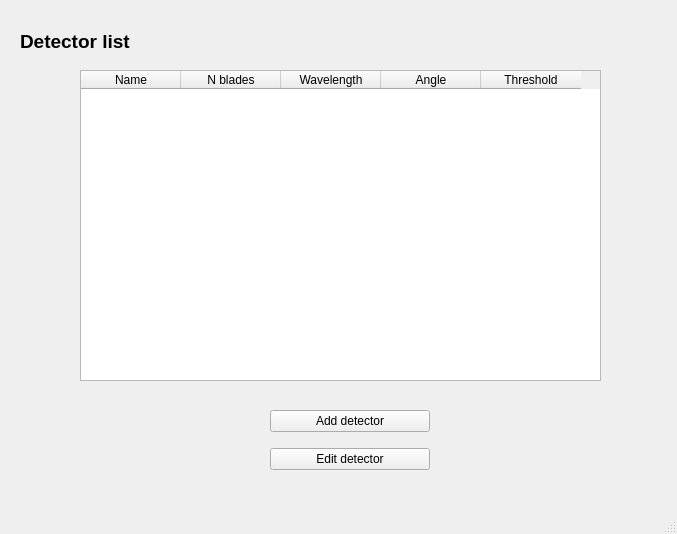
Qt form efficiencyCalculator/efficiencyMainwindow2.ui (ess-dg/dg_efficiencyCalculator) before a commit.
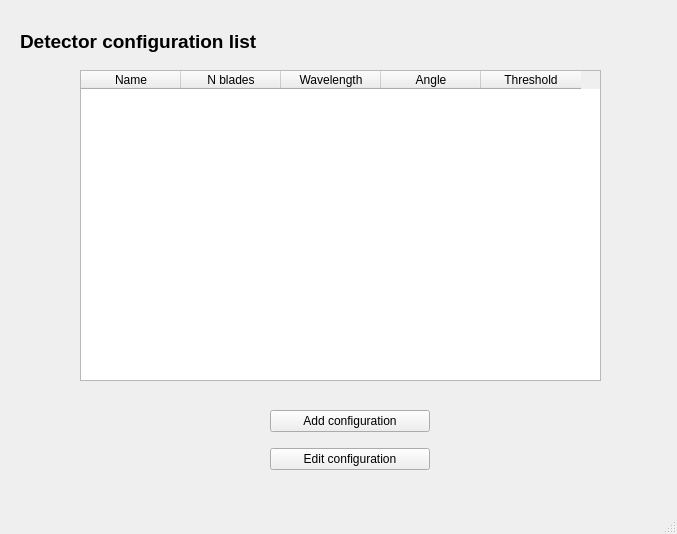
The same form after that commit.

Commit message:
DGEF-30 add a single layer option: shows eff for back and trans, changed UI based on Kelly's comments.
branch : plottingInterface

```diff
--- a/efficiencyCalculator/efficiencyMainwindow2.ui
+++ b/efficiencyCalculator/efficiencyMainwindow2.ui
@@ -89,7 +89,7 @@
          </rect>
         </property>
         <property name="text">
-         <string>&lt;html&gt;&lt;head/&gt;&lt;body&gt;&lt;p&gt;&lt;span style=&quot; font-size:14pt; font-weight:600;&quot;&gt;Detector list&lt;/span&gt;&lt;br/&gt;&lt;/p&gt;&lt;/body&gt;&lt;/html&gt;</string>
+         <string>&lt;html&gt;&lt;head/&gt;&lt;body&gt;&lt;p&gt;&lt;span style=&quot; font-size:14pt; font-weight:600;&quot;&gt;Detector configuration list&lt;/span&gt;&lt;br/&gt;&lt;/p&gt;&lt;/body&gt;&lt;/html&gt;</string>
         </property>
        </widget>
        <widget class="QWidget" name="verticalLayoutWidget_5">
@@ -105,14 +105,14 @@
          <item>
           <widget class="QPushButton" name="addButton">
            <property name="text">
-            <string>Add detector</string>
+            <string>Add configuration</string>
            </property>
           </widget>
          </item>
          <item>
           <widget class="QPushButton" name="editButton">
            <property name="text">
-            <string>Edit detector</string>
+            <string>Edit configuration</string>
            </property>
           </widget>
          </item>
```
The commit also changes 2 other files.
